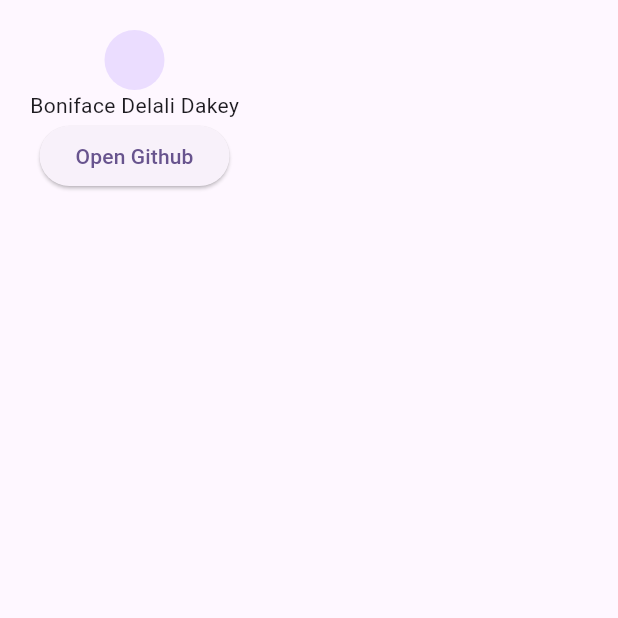
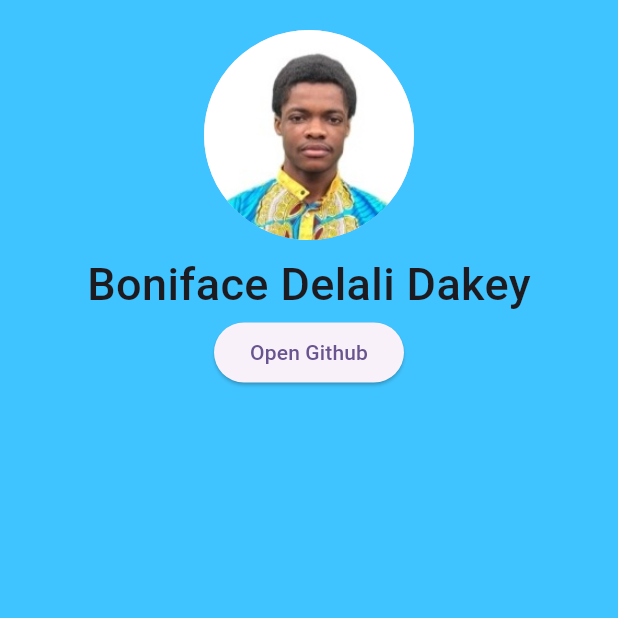
Before and after one commit to Serkhani/hngx, a Flutter app: the screen it shows after launch, on a phone screen of 412 x 824 dp, the top half of it. Run offline on Flutter 3.47's test engine with Material 2 defaults, Android fonts, the phone set to English and light mode, and no system bars.

Commit message:
added color

```diff
--- a/zuri_stage_one/lib/homepage.dart
+++ b/zuri_stage_one/lib/homepage.dart
@@ -1,5 +1,4 @@
 import 'package:flutter/material.dart';
-
 class HomePage extends StatelessWidget {
   const HomePage({super.key});
 
@@ -7,19 +6,35 @@ class HomePage extends StatelessWidget {
   Widget build(BuildContext context) {
     return SafeArea(
       child: Scaffold(
-        body: SingleChildScrollView(
-          padding: const EdgeInsets.all(20.0),
+        body: Container(
+          color: Colors.lightBlueAccent,
+          width: double.infinity,
+          height: double.infinity,
+          child: SingleChildScrollView(
+            padding: const EdgeInsets.all(12.0),
             child: Column(
               crossAxisAlignment: CrossAxisAlignment.center,
               mainAxisAlignment: MainAxisAlignment.center,
-            mainAxisSize: MainAxisSize.max,
               children: [
-              CircleAvatar(
-                // foregroundImage: AssetImage(),
+                const Padding(
+                  padding: EdgeInsets.all(8.0),
+                  child: CircleAvatar(
+                    radius: 70.0,
+                    foregroundImage: AssetImage('assets/profile.jpg'),
                   ),
-              Text("Boniface Delali Dakey"),
-              ElevatedButton(onPressed: () {}, child: Text("Open Github"))
+                ),
+                const Text("Boniface Delali Dakey",
+                style: TextStyle(
+                  fontSize: 30.0,
+                  fontWeight: FontWeight.w500,
+                  overflow: TextOverflow.fade
+                ),),
+                    ElevatedButton(
+                      onPressed: () {},
+                       child: const Text("Open Github"),
+                    ),
               ],
+            ),
           ),
         ),
       ),
```
Lines whose indentation alone changed are shown as unchanged.
